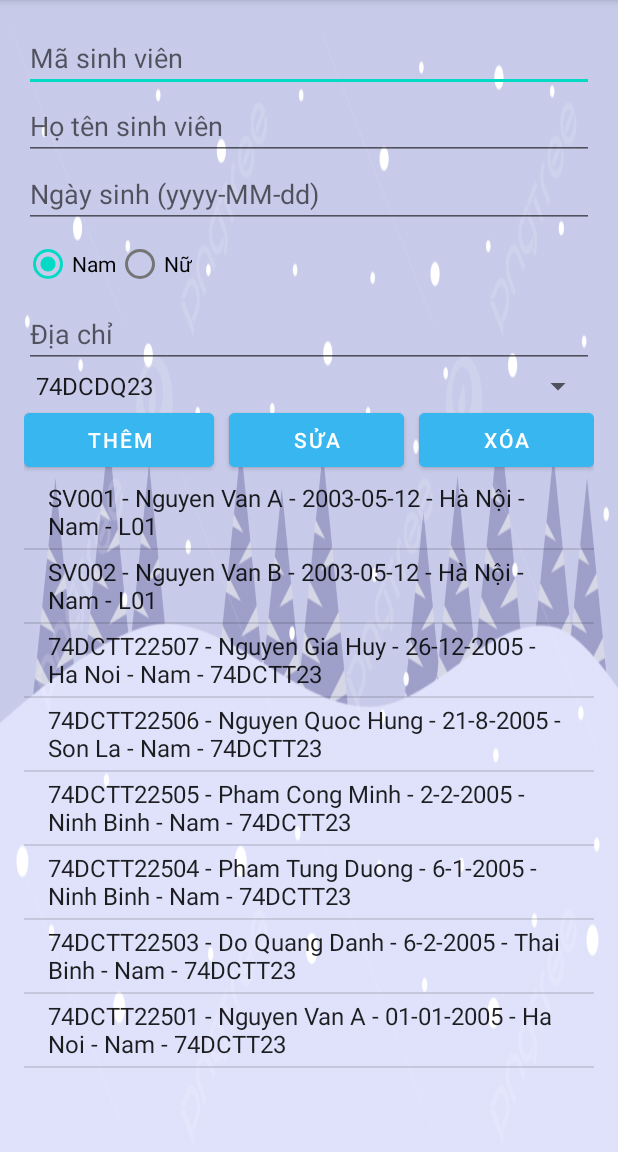
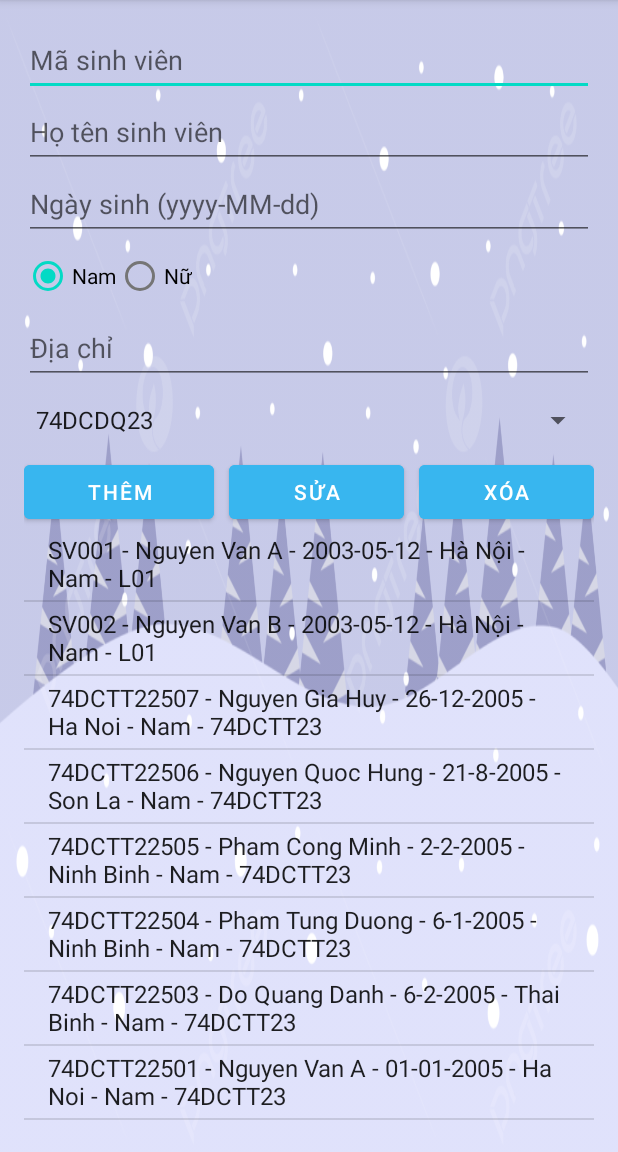
Before and after one commit to nguynhuwg-hub/QLSV, an Android app: the QuanlySinhvienActivity screen opened directly, with no data from a screen before it, on a phone screen of 412 x 824 dp, the part 84-1236 px from its top. Run offline under Robolectric (Android 15) with nearby library versions, the phone set to English and light mode, and no system bars; libraries missing offline, so code that uses them is left out: org.mindrot.jbcrypt.

Commit message:
bai tap QLSV

```diff
--- a/app/src/main/res/layout/quanlysinhvien_layout.xml
+++ b/app/src/main/res/layout/quanlysinhvien_layout.xml
@@ -8,18 +8,21 @@
     >
 
     <EditText
+        android:minHeight="48dp"
         android:id="@+id/edtMaSV"
         android:layout_width="match_parent"
         android:layout_height="wrap_content"
         android:hint="Mã sinh viên" />
 
     <EditText
+        android:minHeight="48dp"
         android:id="@+id/edtHoTenSV"
         android:layout_width="match_parent"
         android:layout_height="wrap_content"
         android:hint="Họ tên sinh viên" />
 
     <EditText
+        android:minHeight="48dp"
         android:id="@+id/edtNgaySinh"
         android:layout_width="match_parent"
         android:layout_height="wrap_content"
@@ -46,12 +49,14 @@
     </RadioGroup>
 
     <EditText
+        android:minHeight="48dp"
         android:id="@+id/edtDiaChi"
         android:layout_width="match_parent"
         android:layout_height="wrap_content"
         android:hint="Địa chỉ" />
 
     <Spinner
+        android:minHeight="48dp"
         android:id="@+id/spinnerLop"
         android:layout_width="match_parent"
         android:layout_height="wrap_content" />
```
Also changed, not shown: app/src/main/java/com/example/project1/Admin/QuanlySinhvienActivity.java (+3 -10 lines).
